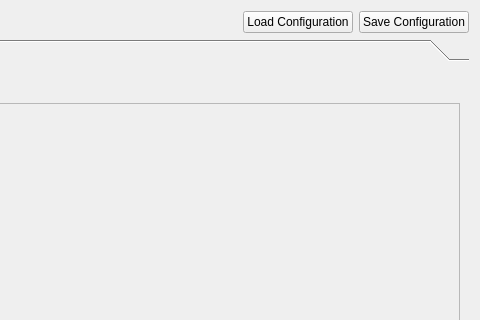
Qt form plot.ui (EK023/GUI_for_ZEEMAN) before a commit; both pictures show x 520 to 1000 and y 0 to 320 of the 1000 by 682 pixel window.
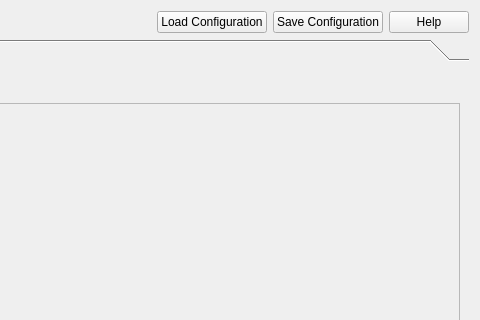
The same form after that commit.

Commit message: added readme for running the code and help button to the GUI

The edit to the form file:
```diff
--- a/plot.ui
+++ b/plot.ui
@@ -85,6 +85,13 @@
        </property>
       </widget>
      </item>
+     <item>
+      <widget class="QPushButton" name="helpButton">
+       <property name="text">
+        <string>Help</string>
+       </property>
+      </widget>
+     </item>
     </layout>
    </item>
    <item>
```
The commit also changes 3 other files.
